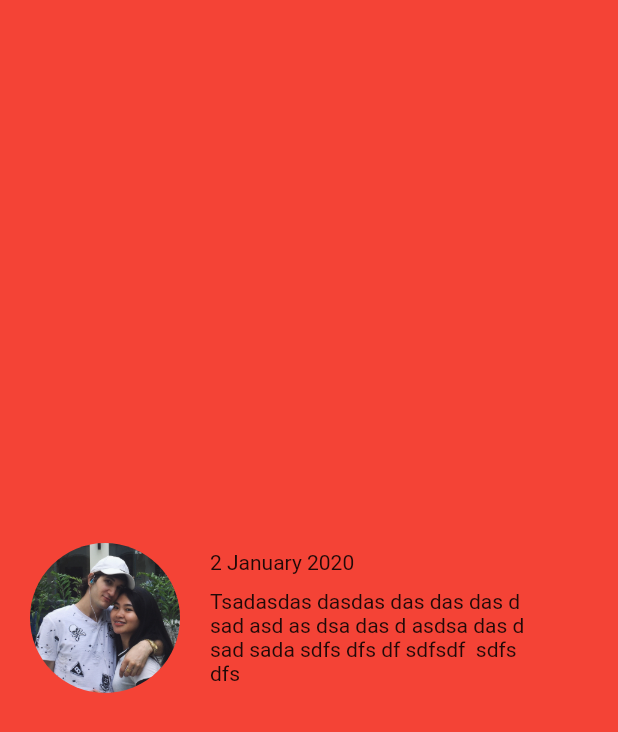
After one commit to JustalK/VALENTINES-APP, a Flutter app: the CardImageText screen opened directly, on a phone screen of 412 x 824 dp. The commit adds this screen. Shown: the top 732 px of the screen. Run offline on Flutter 3.47's test engine with Material 2 defaults, Android fonts, the phone set to English and light mode, and no system bars.

Commit message:
[FEATURE] Create  component card

```diff
--- /dev/null
+++ b/lib/components/CardImageText.dart
@@ -0,0 +1,43 @@
+import 'package:flutter/material.dart';
+
+class CardImageText extends StatelessWidget {
+  @override
+  Widget build(BuildContext context) {
+    return Scaffold(
+      body: Container(
+          color: Colors.red,
+          child: Padding(
+            padding: EdgeInsets.all(20.0),
+            child: Row(
+              mainAxisAlignment: MainAxisAlignment.start,
+              crossAxisAlignment: CrossAxisAlignment.center,
+              children: [
+                Center(
+                  child: CircleAvatar(
+                    radius: 50.0,
+                    backgroundColor: Colors.transparent,
+                    backgroundImage: AssetImage('assets/images/me.jpeg'),
+                  ),
+                ),
+                SizedBox(width: 20),
+                Column(
+                  mainAxisAlignment: MainAxisAlignment.center,
+                  crossAxisAlignment: CrossAxisAlignment.start,
+                  children: [
+                    Text('2 January 2020'),
+                    Container(
+                      width: (MediaQuery.of(context).size.width - 200),
+                      child: Padding(
+                        padding: EdgeInsets.only(top: 10.0),
+                        child: Text('Tsadasdas dasdas das das das d sad asd as dsa das d asdsa das d sad sada sdfs dfs df sdfsdf  sdfs dfs')
+                      )
+                    )
+                  ]
+                ),
+              ]
+          )
+        )
+      )
+    );
+  }
+}
--- a/lib/pages/home.dart
+++ b/lib/pages/home.dart
@@ -8,7 +8,7 @@ class Home extends StatelessWidget {
   Widget build(BuildContext context) {
     return Scaffold(
       body: Background(
-        child:Column(
+        child: Column(
           mainAxisAlignment: MainAxisAlignment.center,
           crossAxisAlignment: CrossAxisAlignment.center,
           children: [
```
Also changed, not shown: lib/pages/second.dart (+46 -25 lines).
